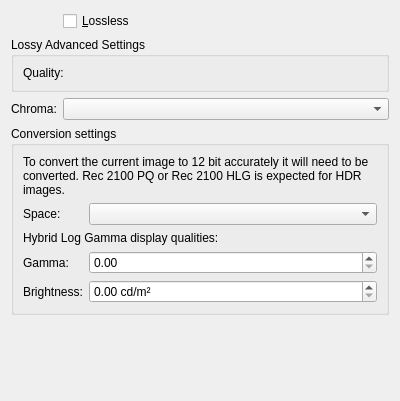
KDE/krita, file plugins/impex/heif/WdgHeifExport.ui: the form before one commit.
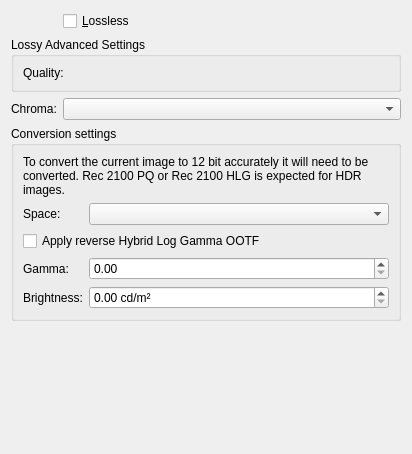
The form after the commit. Custom widgets are drawn as their Qt base class.

Commit message:
Implement options to set the variables for the HLG OOTF.
This way people who rely on the HLG input to be scene linear can
turn this off.

Patch:
```diff
--- a/plugins/impex/heif/WdgHeifExport.ui
+++ b/plugins/impex/heif/WdgHeifExport.ui
@@ -10,8 +10,8 @@
    <rect>
     <x>0</x>
     <y>0</y>
-    <width>400</width>
-    <height>401</height>
+    <width>412</width>
+    <height>454</height>
    </rect>
   </property>
   <layout class="QFormLayout" name="formLayout_2">
@@ -110,13 +110,6 @@
         </property>
        </widget>
       </item>
-      <item row="2" column="0" colspan="2">
-       <widget class="QLabel" name="label_4">
-        <property name="text">
-         <string>Hybrid Log Gamma display qualities:</string>
-        </property>
-       </widget>
-      </item>
       <item row="3" column="1">
        <widget class="QDoubleSpinBox" name="spnGamma">
         <property name="toolTip">
@@ -143,6 +136,16 @@
         </property>
        </widget>
       </item>
+      <item row="2" column="0" colspan="2">
+       <widget class="QCheckBox" name="chkHLGOOTF">
+        <property name="toolTip">
+         <string>&lt;html&gt;&lt;head/&gt;&lt;body&gt;&lt;p&gt;Hybrid Log Gamma needs an extra conversion step in between, as Krita can currently not send HLG data directly to the display. Therefore we apply the HLG opto-optical curve to convert from display to scene linear.&lt;/p&gt;&lt;/body&gt;&lt;/html&gt;</string>
+        </property>
+        <property name="text">
+         <string>Apply reverse Hybrid Log Gamma OOTF</string>
+        </property>
+       </widget>
+      </item>
      </layout>
     </widget>
    </item>
```
Left out of the diff: 30 changed lines with no effect on the pictures. The commit also changes 7 other files.
